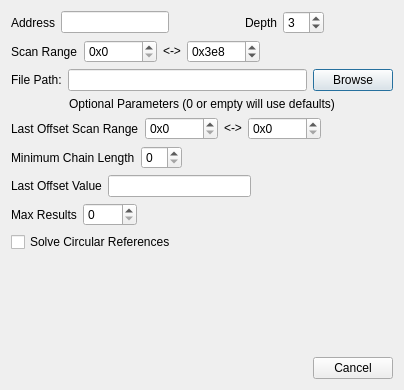
First picture: the form in GUI/Widgets/PointerScanSearch/Form/PointerScanSearchDialog.ui, repository korcankaraokcu/PINCE, before the edit.
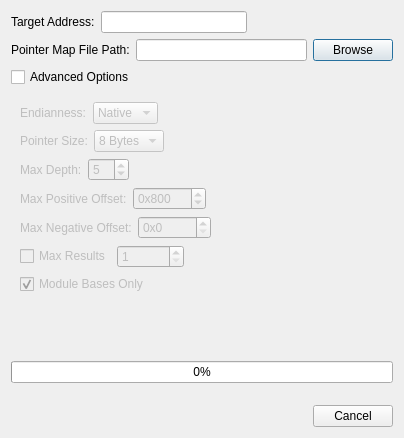
Second picture: the form after the edit.

Commit message: Use libmemscan for pointer scanning backend

The edit to the form file:
```diff
--- a/GUI/Widgets/PointerScanSearch/Form/PointerScanSearchDialog.ui
+++ b/GUI/Widgets/PointerScanSearch/Form/PointerScanSearchDialog.ui
@@ -7,19 +7,25 @@
     <x>0</x>
     <y>0</y>
     <width>404</width>
-    <height>390</height>
+    <height>438</height>
    </rect>
   </property>
+  <property name="sizePolicy">
+   <sizepolicy hsizetype="Preferred" vsizetype="Fixed">
+    <horstretch>0</horstretch>
+    <verstretch>0</verstretch>
+   </sizepolicy>
+  </property>
   <property name="minimumSize">
    <size>
     <width>404</width>
-    <height>390</height>
+    <height>438</height>
    </size>
   </property>
   <property name="maximumSize">
    <size>
     <width>404</width>
-    <height>390</height>
+    <height>438</height>
    </size>
   </property>
   <property name="windowTitle">
@@ -27,13 +33,13 @@
   </property>
   <layout class="QGridLayout" name="gridLayout">
    <item row="0" column="0">
-    <layout class="QVBoxLayout" name="verticalLayout">
+    <layout class="QVBoxLayout" name="verticalLayout_Main">
      <item>
-      <layout class="QHBoxLayout" name="horizontalLayout">
+      <layout class="QHBoxLayout" name="horizontalLayout_Address">
        <item>
         <widget class="QLabel" name="label">
          <property name="text">
-          <string>Address</string>
+          <string>Target Address:</string>
          </property>
         </widget>
        </item>
@@ -53,107 +59,14 @@
          </property>
         </spacer>
        </item>
-       <item>
-        <widget class="QLabel" name="label_2">
-         <property name="text">
-          <string>Depth</string>
-         </property>
-        </widget>
-       </item>
-       <item>
-        <widget class="QSpinBox" name="spinBox_Depth">
-         <property name="minimum">
-          <number>1</number>
-         </property>
-         <property name="value">
-          <number>3</number>
-         </property>
-        </widget>
-       </item>
-       <item>
-        <spacer name="horizontalSpacer_7">
-         <property name="orientation">
-          <enum>Qt::Orientation::Horizontal</enum>
-         </property>
-         <property name="sizeHint" stdset="0">
-          <size>
-           <width>40</width>
-           <height>20</height>
-          </size>
-         </property>
-        </spacer>
-       </item>
       </layout>
      </item>
      <item>
-      <layout class="QHBoxLayout" name="horizontalLayout_2">
+      <layout class="QHBoxLayout" name="horizontalLayout_Path">
        <item>
         <widget class="QLabel" name="label_3">
          <property name="text">
-          <string>Scan Range</string>
-         </property>
-        </widget>
-       </item>
-       <item>
-        <widget class="QSpinBox" name="spinBox_ScanRangeStart">
-         <property name="prefix">
-          <string>0x</string>
-         </property>
-         <property name="maximum">
-          <number>16777215</number>
-         </property>
-         <property name="displayIntegerBase">
-          <number>16</number>
-         </property>
-        </widget>
-       </item>
-       <item>
-        <widget class="QLabel" name="label_4">
-         <property name="text">
-          <string>&lt;-&gt;</string>
-         </property>
-        </widget>
-       </item>
-       <item>
-        <widget class="QSpinBox" name="spinBox_ScanRangeEnd">
-         <property name="suffix">
-          <string/>
-         </property>
-         <property name="prefix">
-          <string>0x</string>
-         </property>
-         <property name="maximum">
-          <number>16777215</number>
-         </property>
-         <property name="value">
-          <number>1000</number>
-         </property>
-         <property name="displayIntegerBase">
-          <number>16</number>
-         </property>
-        </widget>
-       </item>
-       <item>
-        <spacer name="horizontalSpacer_6">
-         <property name="orientation">
-          <enum>Qt::Orientation::Horizontal</enum>
-         </property>
-         <property name="sizeHint" stdset="0">
-          <size>
-           <width>40</width>
-           <height>20</height>
-          </size>
-         </property>
-        </spacer>
-       </item>
-      </layout>
-     </item>
-     <item>
-      <layout class="QHBoxLayout" name="horizontalLayout_7">
-       <item>
-        <widget class="QLabel" name="label_10">
-         <property name="text">
-          <string>File Path:</string>
+          <string>Pointer Map File Path:</string>
          </property>
         </widget>
        </item>
@@ -177,7 +90,7 @@
         </widget>
        </item>
        <item>
-        <widget class="QPushButton" name="pushButton_PathBrowse">
+        <widget class="QPushButton" name="pushButton_Path">
          <property name="enabled">
           <bool>true</bool>
          </property>
@@ -189,69 +102,114 @@
       </layout>
      </item>
      <item>
-      <layout class="QHBoxLayout" name="horizontalLayout_8">
+      <layout class="QHBoxLayout" name="horizontalLayout_CheckAdvOptions">
        <item>
-        <widget class="QLabel" name="label_11">
+        <widget class="QCheckBox" name="checkBox_CheckAdvOptions">
          <property name="text">
-          <string>Optional Parameters (0 or empty will use defaults)</string>
+          <string>Advanced Options</string>
          </property>
-         <property name="alignment">
-          <set>Qt::AlignmentFlag::AlignCenter</set>
+         <property name="checked">
+          <bool>false</bool>
          </property>
         </widget>
        </item>
       </layout>
      </item>
      <item>
-      <layout class="QHBoxLayout" name="horizontalLayout_3">
+      <widget class="QWidget" name="verticalWidget_AdvOptions" native="true">
+       <property name="enabled">
+        <bool>false</bool>
+       </property>
+       <property name="sizePolicy">
+        <sizepolicy hsizetype="Preferred" vsizetype="Maximum">
+         <horstretch>0</horstretch>
+         <verstretch>0</verstretch>
+        </sizepolicy>
+       </property>
+       <layout class="QVBoxLayout" name="verticalLayout">
        <item>
-        <widget class="QLabel" name="label_5">
+         <layout class="QHBoxLayout" name="horizontalLayout_Endian">
+          <item>
+           <widget class="QLabel" name="label_Endian">
          <property name="text">
-          <string>Last Offset Scan Range</string>
+             <string>Endianness:</string>
          </property>
         </widget>
        </item>
        <item>
-        <widget class="QSpinBox" name="spinBox_ScanLRangeStart">
-         <property name="prefix">
-          <string>0x</string>
-         </property>
-         <property name="maximum">
-          <number>16777215</number>
-         </property>
-         <property name="value">
-          <number>0</number>
-         </property>
-         <property name="displayIntegerBase">
-          <number>16</number>
-         </property>
+           <widget class="QComboBox" name="comboBox_Endian">
+            <item>
+             <property name="text">
+              <string>Native</string>
+             </property>
+            </item>
+            <item>
+             <property name="text">
+              <string>Little</string>
+             </property>
+            </item>
+            <item>
+             <property name="text">
+              <string>Big</string>
+             </property>
+            </item>
         </widget>
        </item>
        <item>
-        <widget class="QLabel" name="label_9">
+           <spacer name="horizontalSpacer_Endian">
+            <property name="orientation">
+             <enum>Qt::Orientation::Horizontal</enum>
+            </property>
+            <property name="sizeHint" stdset="0">
+             <size>
+              <width>40</width>
+              <height>20</height>
+             </size>
+            </property>
+           </spacer>
+          </item>
+         </layout>
+        </item>
+        <item>
+         <layout class="QHBoxLayout" name="horizontalLayout_PointerSize">
+          <item>
+           <widget class="QLabel" name="label_PointerSize">
+            <property name="sizePolicy">
+             <sizepolicy hsizetype="Preferred" vsizetype="Preferred">
+              <horstretch>0</horstretch>
+              <verstretch>0</verstretch>
+             </sizepolicy>
+            </property>
          <property name="text">
-          <string>&lt;-&gt;</string>
+             <string>Pointer Size:</string>
          </property>
         </widget>
        </item>
        <item>
-        <widget class="QSpinBox" name="spinBox_ScanLRangeEnd">
-         <property name="prefix">
-          <string>0x</string>
-         </property>
-         <property name="maximum">
-          <number>16777215</number>
-         </property>
-         <property name="value">
-          <number>0</number>
-         </property>
-         <property name="displayIntegerBase">
-          <number>16</number>
-         </property>
+           <widget class="QComboBox" name="comboBox_PointerSize">
+            <property name="editable">
+             <bool>false</bool>
+            </property>
+            <property name="currentText">
+             <string>8 Bytes</string>
+            </property>
+            <property name="maxVisibleItems">
+             <number>2</number>
+            </property>
+            <item>
+             <property name="text">
+              <string>8 Bytes</string>
+             </property>
+            </item>
+            <item>
+             <property name="text">
+              <string>4 Bytes</string>
+             </property>
+            </item>
         </widget>
        </item>
        <item>
-        <spacer name="horizontalSpacer_5">
+           <spacer name="horizontalSpacer_PointerSize">
          <property name="orientation">
           <enum>Qt::Orientation::Horizontal</enum>
          </property>
@@ -270,17 +228,17 @@
        <item>
         <widget class="QLabel" name="label_6">
          <property name="text">
-          <string>Minimum Chain Length</string>
+             <string>Max Depth:</string>
          </property>
         </widget>
        </item>
        <item>
-        <widget class="QSpinBox" name="spinBox_Node">
+           <widget class="QSpinBox" name="spinBox_Depth">
          <property name="minimum">
-          <number>0</number>
+             <number>1</number>
          </property>
          <property name="value">
-          <number>0</number>
+             <number>5</number>
          </property>
         </widget>
        </item>
@@ -304,12 +262,28 @@
        <item>
         <widget class="QLabel" name="label_7">
          <property name="text">
-          <string>Last Offset Value</string>
+             <string>Max Positive Offset:</string>
          </property>
         </widget>
        </item>
        <item>
-        <widget class="QLineEdit" name="lineEdit_Last"/>
+           <widget class="QSpinBox" name="spinBox_MaxOffset">
+            <property name="prefix">
+             <string>0x</string>
+            </property>
+            <property name="maximum">
+             <number>999999999</number>
+            </property>
+            <property name="singleStep">
+             <number>4</number>
+            </property>
+            <property name="value">
+             <number>2048</number>
+            </property>
+            <property name="displayIntegerBase">
+             <number>16</number>
+            </property>
+           </widget>
        </item>
        <item>
         <spacer name="horizontalSpacer_2">
@@ -329,24 +303,70 @@
      <item>
       <layout class="QHBoxLayout" name="horizontalLayout_6">
        <item>
-        <widget class="QLabel" name="label_8">
+           <widget class="QLabel" name="label_MinOffset">
+            <property name="text">
+             <string>Max Negative Offset:</string>
+            </property>
+           </widget>
+          </item>
+          <item>
+           <widget class="QSpinBox" name="spinBox_MinOffset">
+            <property name="prefix">
+             <string>0x</string>
+            </property>
+            <property name="maximum">
+             <number>999999999</number>
+            </property>
+            <property name="singleStep">
+             <number>4</number>
+            </property>
+            <property name="displayIntegerBase">
+             <number>16</number>
+            </property>
+           </widget>
+          </item>
+          <item>
+           <spacer name="horizontalSpacer_MinOffset">
+            <property name="orientation">
+             <enum>Qt::Orientation::Horizontal</enum>
+            </property>
+            <property name="sizeHint" stdset="0">
+             <size>
+              <width>40</width>
+              <height>20</height>
+             </size>
+            </property>
+           </spacer>
+          </item>
+         </layout>
+        </item>
+        <item>
+         <layout class="QHBoxLayout" name="horizontalLayout_MaxResults">
+          <item>
+           <widget class="QCheckBox" name="checkBox_MaxResults">
          <property name="text">
           <string>Max Results</string>
          </property>
+            <property name="checked">
+             <bool>false</bool>
+            </property>
         </widget>
        </item>
        <item>
-        <widget class="QSpinBox" name="spinBox_Max">
+           <widget class="QSpinBox" name="spinBox_MaxResults">
+            <property name="suffix">
+             <string/>
+            </property>
+            <property name="minimum">
+             <number>1</number>
+            </property>
          <property name="maximum">
-          <number>1000</number>
-         </property>
-         <property name="value">
-          <number>0</number>
+             <number>999999999</number>
          </property>
         </widget>
        </item>
        <item>
-        <spacer name="horizontalSpacer_3">
+           <spacer name="horizontalSpacer_MaxResults">
          <property name="orientation">
           <enum>Qt::Orientation::Horizontal</enum>
          </property>
@@ -361,21 +381,63 @@
       </layout>
      </item>
      <item>
-      <widget class="QCheckBox" name="checkBox_Cycle">
+         <layout class="QHBoxLayout" name="horizontalLayout_Module">
+          <item>
+           <widget class="QCheckBox" name="checkBox_Module">
        <property name="text">
-        <string>Solve Circular References</string>
-       </property>
-      </widget>
-     </item>
+             <string>Module Bases Only</string>
+            </property>
+            <property name="checked">
+             <bool>true</bool>
+            </property>
+           </widget>
+          </item>
+         </layout>
+        </item>
+       </layout>
+      </widget>
+     </item>
      <item>
-      <spacer name="verticalSpacer">
+      <spacer name="verticalSpacer_Stretch">
        <property name="orientation">
         <enum>Qt::Orientation::Vertical</enum>
        </property>
+       <property name="sizeType">
+        <enum>QSizePolicy::Policy::Expanding</enum>
+       </property>
        <property name="sizeHint" stdset="0">
         <size>
          <width>20</width>
-         <height>40</height>
+         <height>0</height>
+        </size>
+       </property>
+      </spacer>
+     </item>
+     <item>
+      <widget class="QProgressBar" name="progressBar">
+       <property name="visible">
+        <bool>false</bool>
+       </property>
+       <property name="value">
+        <number>0</number>
+       </property>
+       <property name="invertedAppearance">
+        <bool>false</bool>
+       </property>
+      </widget>
+     </item>
+     <item>
+      <spacer name="verticalSpacer_Main">
+       <property name="orientation">
+        <enum>Qt::Orientation::Vertical</enum>
+       </property>
+       <property name="sizeType">
+        <enum>QSizePolicy::Policy::Fixed</enum>
+       </property>
+       <property name="sizeHint" stdset="0">
+        <size>
+         <width>20</width>
+         <height>16</height>
         </size>
        </property>
       </spacer>
```
Left out of the diff: 20 changed lines with no effect on the pictures. Lines whose indentation alone changed are shown as unchanged. The commit also changes 28 other files.
